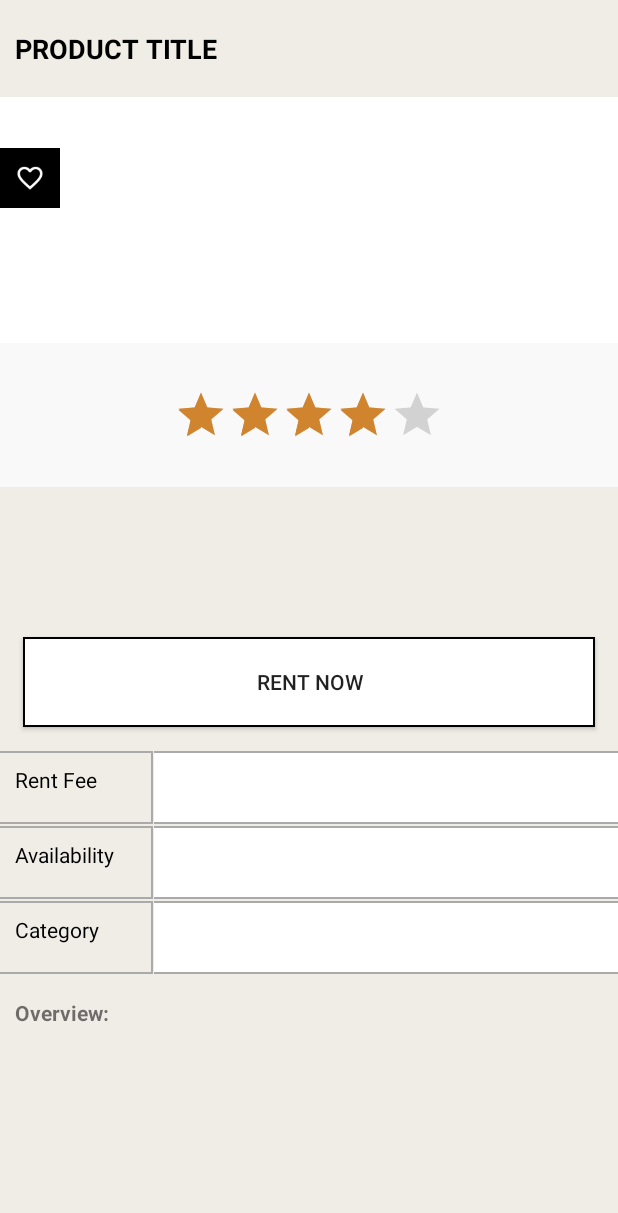
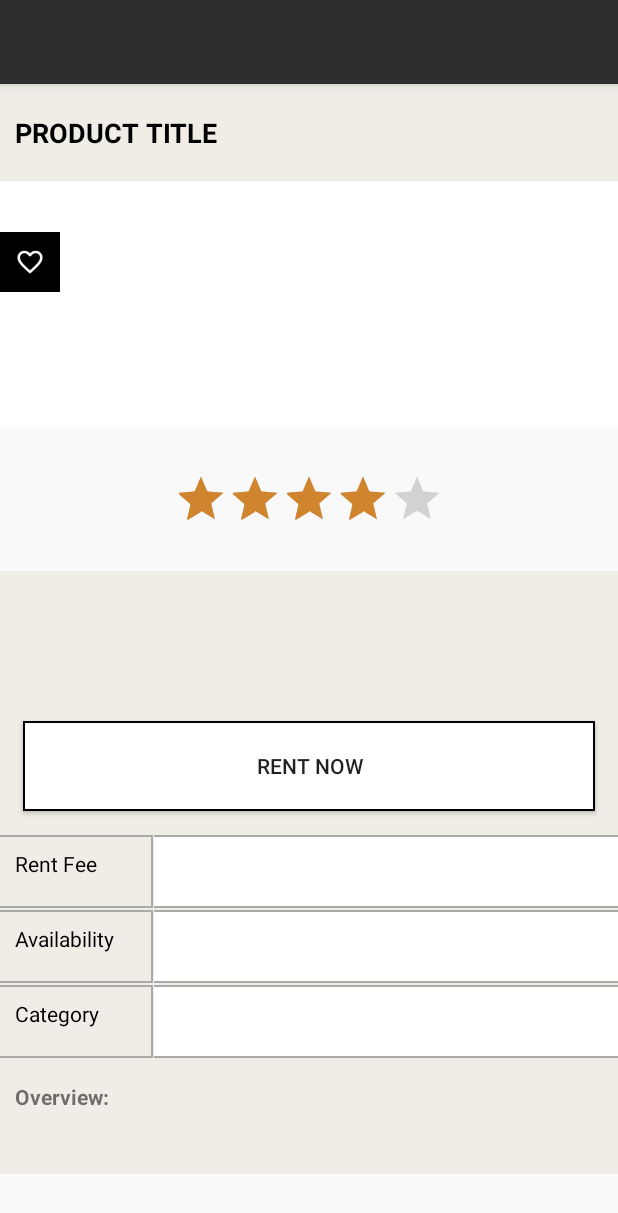
Before and after one commit to workspaceit/RentGuru-Android, an Android app: the layout activity_product_details.xml on its own in the app's theme, with its tools: preview values and no code run, on a phone screen of 412 x 824 dp. Shown: the top 1213 px of the screen. Run offline under Robolectric (Android 15) with nearby library versions, the phone set to English and light mode, and no system bars.

Commit message:
toolbar action product details page

```diff
--- a/RentGuru/app/build.gradle
+++ b/RentGuru/app/build.gradle
@@ -23,7 +23,7 @@ android {
         applicationId "wsit.rentguru"
         minSdkVersion 17
         targetSdkVersion 22
-        versionCode 1
+        versionCode 2
         versionName "1.0"
         multiDexEnabled true
 
--- a/RentGuru/app/src/main/java/wsit/rentguru/activity/ProductDetailsActivity.java
+++ b/RentGuru/app/src/main/java/wsit/rentguru/activity/ProductDetailsActivity.java
@@ -2,6 +2,8 @@ package wsit.rentguru.activity;
 
 import android.content.Intent;
 import android.media.Image;
+import android.os.Build;
+import android.support.v4.app.NavUtils;
 import android.support.v4.content.ContextCompat;
 import android.support.v7.app.AppCompatActivity;
 import android.os.Bundle;
@@ -31,6 +33,7 @@ import java.util.Locale;
 import wsit.rentguru.R;
 import wsit.rentguru.adapter.ProductOtherImagesAdapter;
 import wsit.rentguru.asynctask.RatingAsncTask;
+import wsit.rentguru.model.Product;
 import wsit.rentguru.model.RentalProduct;
 import wsit.rentguru.utility.ConnectivityManagerInfo;
 import wsit.rentguru.utility.RecyclerItemClickListener;
@@ -53,7 +56,7 @@ public class ProductDetailsActivity extends AppCompatActivity implements RatingB
     private DisplayImageOptions displayImageOptions;
     private int position,flag;
     private static boolean status;
-
+    private Toolbar toolbar;
 
 
 
@@ -61,8 +64,18 @@ public class ProductDetailsActivity extends AppCompatActivity implements RatingB
     protected void onCreate(Bundle savedInstanceState) {
         super.onCreate(savedInstanceState);
         setContentView(R.layout.activity_product_details);
+        toolbar=(Toolbar)findViewById(R.id.toolbar);
+        setSupportActionBar(toolbar);
+        getSupportActionBar().setDisplayHomeAsUpEnabled(true);
 
-        getSupportActionBar().setDisplayHomeAsUpEnabled(true);
+
+            toolbar.setNavigationOnClickListener(new View.OnClickListener() {
+                @Override
+                public void onClick(View v) {
+                    finish();
+
+                }
+            });
 
 
         position = getIntent().getExtras().getInt("position");
@@ -70,6 +83,7 @@ public class ProductDetailsActivity extends AppCompatActivity implements RatingB
 
         if (flag==1){
             this.rentalProductDetails = Utility.rentalProductArrayList.get(position);
+
         }else if (flag==2){
             this.rentalProductDetails=SearchActivity.rentalSearchProducts.get(position);
         }
--- a/RentGuru/app/src/main/res/layout/activity_product_details.xml
+++ b/RentGuru/app/src/main/res/layout/activity_product_details.xml
@@ -1,40 +1,63 @@
 <?xml version="1.0" encoding="utf-8"?>
 
-<ScrollView xmlns:android="http://schemas.android.com/apk/res/android"
+
+<LinearLayout xmlns:android="http://schemas.android.com/apk/res/android"
     xmlns:tools="http://schemas.android.com/tools"
     android:layout_width="match_parent"
-    android:layout_height="match_parent"
-    android:background="@color/background_color"
+    android:layout_height="wrap_content"
+    xmlns:app="http://schemas.android.com/apk/res-auto"
+    android:orientation="vertical"
     tools:context="wsit.rentguru.activity.ProductDetailsActivity">
 
+    <android.support.design.widget.AppBarLayout
+        android:id="@+id/search_app_bar_layout"
+        android:layout_width="match_parent"
+        android:layout_height="wrap_content"
+        android:theme="@style/AppTheme.AppBarOverlay">
+
+        <android.support.v7.widget.Toolbar
+            android:id="@+id/toolbar"
+            app:layout_scrollFlags="scroll|enterAlways"
+            app:popupTheme="@style/AppTheme.PopupOverlay"
+            android:layout_width="match_parent"
+            android:layout_height="?attr/actionBarSize"
+            android:background="?attr/colorPrimary"
+
+
+            />
+
+    </android.support.design.widget.AppBarLayout>
+
+    <ScrollView
+        android:layout_width="match_parent"
+        android:layout_height="match_parent"
+        android:background="@color/background_color">
 
         <RelativeLayout
             android:layout_width="match_parent"
             android:layout_height="match_parent"
-    android:background="@color/background_color"
-    >
+            android:background="@color/background_color">
 
 
             <TextView
                 android:id="@+id/product_title"
                 android:layout_width="match_parent"
                 android:layout_height="wrap_content"
-        android:textSize="18sp"
-        android:text="Product Title"
-        android:textStyle="bold"
-        android:textAllCaps="true"
+                android:paddingBottom="20dp"
                 android:paddingLeft="10dp"
                 android:paddingTop="20dp"
-        android:paddingBottom="20dp"
+                android:text="Product Title"
+                android:textAllCaps="true"
                 android:textColor="@android:color/black"
-        />
+                android:textSize="18sp"
+                android:textStyle="bold" />
 
             <ImageView
                 android:id="@+id/product_picture"
+                android:layout_width="match_parent"
+                android:layout_height="260dp"
                 android:layout_below="@+id/product_title"
-        android:layout_width="match_parent"
-        android:background="@android:color/white"
-        android:layout_height="260dp">
+                android:background="@android:color/white">
 
             </ImageView>
 
@@ -42,49 +65,46 @@
                 android:id="@+id/like_button"
                 android:layout_width="40dp"
                 android:layout_height="40dp"
-        android:src="@drawable/ic_favorite"
+                android:layout_alignParentStart="true"
+                android:layout_below="@+id/product_title"
+                android:layout_marginTop="34dp"
                 android:background="@android:color/black"
                 android:padding="10dp"
-        android:layout_below="@+id/product_title"
-        android:layout_alignParentStart="true"
-        android:layout_marginTop="34dp" />
+                android:src="@drawable/ic_favorite" />
 
 
             <LinearLayout
                 android:id="@+id/rating_layout"
-        android:layout_alignBottom="@+id/product_picture"
                 android:layout_width="match_parent"
                 android:layout_height="wrap_content"
-        android:padding="30dp"
+                android:layout_alignBottom="@+id/product_picture"
+                android:background="#59EEEEEE"
                 android:gravity="center"
-        android:background="#59EEEEEE"
-        >
+                android:padding="30dp">
 
                 <RatingBar
                     android:id="@+id/rating"
+                    style="?android:attr/ratingBarStyleIndicator"
                     android:layout_width="wrap_content"
                     android:layout_height="wrap_content"
-            style="?android:attr/ratingBarStyleIndicator"
+                    android:isIndicator="false"
                     android:numStars="5"
-            android:stepSize="0.5"
-            android:isIndicator="false"
+                    android:progressTint="@color/loading"
                     android:rating="4.0"
-            android:progressTint="@color/loading"
-            />
+                    android:stepSize="0.5" />
 
             </LinearLayout>
 
 
             <android.support.v7.widget.RecyclerView
                 android:id="@+id/select_other_image"
+                android:layout_width="match_parent"
+                android:layout_height="100dp"
+                android:layout_below="@+id/rating_layout"
+                android:layout_marginLeft="15dp"
                 android:layout_marginRight="15dp"
                 android:layout_marginTop="-15dp"
-        android:layout_marginLeft="15dp"
-        android:layout_width="match_parent"
-        android:layout_height="100dp"
-        android:showDividers="middle"
-        android:layout_below="@+id/rating_layout"
-        >
+                android:showDividers="middle">
 
             </android.support.v7.widget.RecyclerView>
 
@@ -93,50 +113,46 @@
                 android:id="@+id/rent_now_button"
                 android:layout_width="match_parent"
                 android:layout_height="60dp"
-        android:text="@string/rent_now"
                 android:layout_below="@+id/select_other_image"
                 android:layout_margin="15dp"
                 android:background="@drawable/rent_now_button_background"
-        />
+                android:text="@string/rent_now" />
 
 
             <LinearLayout
                 android:id="@+id/details_layout"
-        android:layout_below="@+id/rent_now_button"
-        android:orientation="vertical"
                 android:layout_width="match_parent"
                 android:layout_height="wrap_content"
-        >
+                android:layout_below="@+id/rent_now_button"
+                android:orientation="vertical">
 
 
                 <TableLayout
                     android:layout_width="match_parent"
-            android:layout_height="wrap_content"
-            >
+                    android:layout_height="wrap_content">
+
                     <TableRow>
 
                         <TextView
                             android:layout_width="0dp"
                             android:layout_height="50dp"
                             android:layout_weight="0.5"
-                    android:textSize="14sp"
+                            android:background="@drawable/table_border"
+                            android:gravity="left"
                             android:padding="10dp"
-                    android:gravity="left"
+                            android:text="@string/rent_fee"
                             android:textColor="@android:color/black"
-                    android:background="@drawable/table_border"
-                    android:text="@string/rent_fee"
-                    />
+                            android:textSize="14sp" />
 
                         <TextView
                             android:id="@+id/rent_fee"
                             android:layout_width="0dp"
                             android:layout_height="50dp"
                             android:layout_weight="1.5"
-                android:textSize="14sp"
+                            android:background="@drawable/table_border_value"
                             android:padding="10dp"
                             android:textColor="@android:color/black"
-                android:background="@drawable/table_border_value"
-                />
+                            android:textSize="14sp" />
 
                     </TableRow>
 
@@ -147,25 +163,23 @@
                             android:layout_width="0dp"
                             android:layout_height="50dp"
                             android:layout_weight="0.5"
-                    android:textSize="14sp"
+                            android:background="@drawable/table_border"
+                            android:gravity="left"
                             android:padding="10dp"
-                    android:gravity="left"
+                            android:text="@string/availability"
                             android:textColor="@android:color/black"
-                    android:background="@drawable/table_border"
-                    android:text="@string/availability"
-                    />
+                            android:textSize="14sp" />
 
                         <TextView
                             android:id="@+id/available_time"
                             android:layout_width="0dp"
                             android:layout_height="50dp"
                             android:layout_weight="1.5"
-                    android:textSize="14sp"
+                            android:background="@drawable/table_border_value"
+                            android:gravity="left"
                             android:padding="10dp"
-                    android:gravity="left"
                             android:textColor="@android:color/black"
-                    android:background="@drawable/table_border_value"
-                    />
+                            android:textSize="14sp" />
 
 
                     </TableRow>
@@ -178,30 +192,26 @@
                             android:layout_width="0dp"
                             android:layout_height="50dp"
                             android:layout_weight="0.5"
-                    android:textSize="14sp"
+                            android:background="@drawable/table_border"
+                            android:gravity="left"
                             android:padding="10dp"
-                    android:gravity="left"
+                            android:text="@string/action_category"
                             android:textColor="@android:color/black"
-                    android:background="@drawable/table_border"
-                    android:text="@string/action_category"
-                    />
+                            android:textSize="14sp" />
 
                         <TextView
                             android:id="@+id/category_name"
                             android:layout_width="0dp"
                             android:layout_height="50dp"
                             android:layout_weight="1.5"
-                    android:textSize="14sp"
+                            android:background="@drawable/table_border_value"
+                            android:gravity="left"
                             android:padding="10dp"
-                    android:gravity="left"
                             android:textColor="@android:color/black"
-                    android:background="@drawable/table_border_value"
-                    />
+                            android:textSize="14sp" />
 
 
                     </TableRow>
-
-
 
 
                 </TableLayout>
@@ -211,28 +221,28 @@
 
 
             <TextView
+                android:id="@+id/overview_text"
+                android:layout_width="match_parent"
+                android:layout_height="wrap_content"
                 android:layout_below="@+id/details_layout"
+                android:layout_marginBottom="5dp"
                 android:layout_marginLeft="10dp"
                 android:layout_marginTop="15dp"
-        android:layout_marginBottom="5dp"
-        android:id="@+id/overview_text"
+                android:text="@string/overview"
                 android:textSize="14sp"
-        android:text="@string/overview"
-        android:textStyle="bold"
-        android:layout_width="match_parent"
-        android:layout_height="wrap_content" />
+                android:textStyle="bold" />
 
             <TextView
-        android:layout_below="@+id/overview_text"
-        android:layout_marginLeft="10dp"
-        android:layout_marginRight="15dp"
-        android:textSize="12sp"
                 android:id="@+id/overview"
                 android:layout_width="match_parent"
                 android:layout_height="wrap_content"
-        android:layout_marginBottom="20dp"/>
-
+                android:layout_below="@+id/overview_text"
+                android:layout_marginBottom="20dp"
+                android:layout_marginLeft="10dp"
+                android:layout_marginRight="15dp"
+                android:textSize="12sp" />
 
 
         </RelativeLayout>
     </ScrollView>
+</LinearLayout>
```
Also changed, not shown: RentGuru/app/src/main/AndroidManifest.xml (+4 -3 lines), RentGuru/app/src/main/res/drawable-v21/main_icon.png (added). Lines whose indentation alone changed are shown as unchanged.
